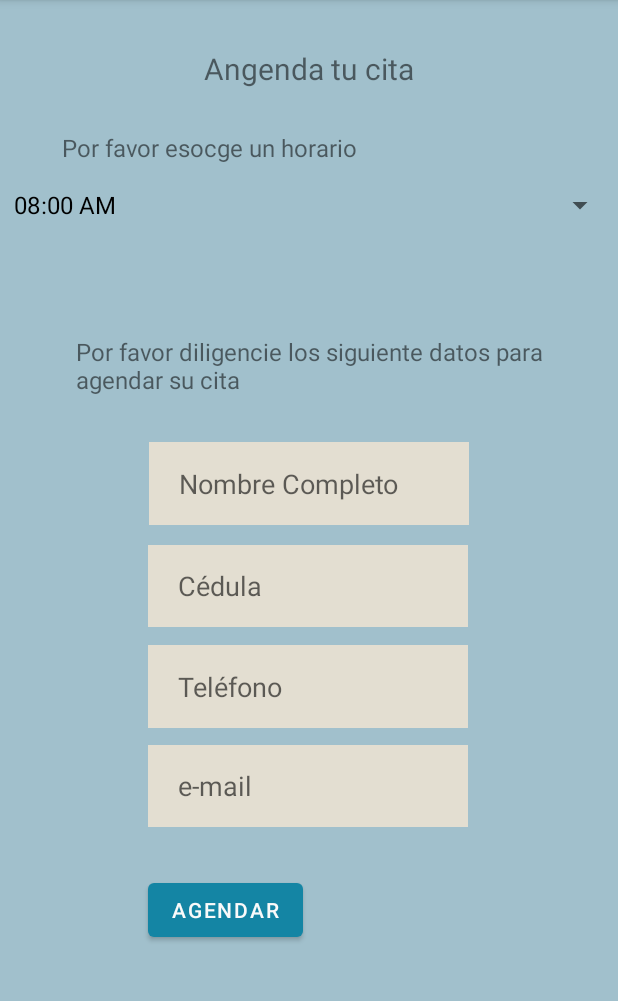
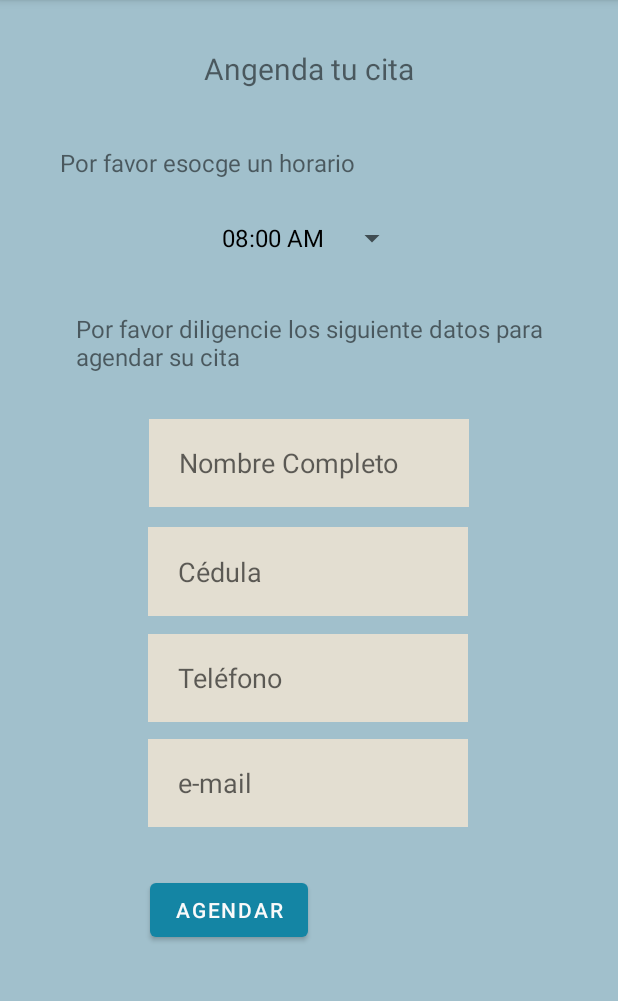
Before and after one commit to ElianaCepeda/SinFilas, an Android app: the AsignarCita screen opened directly, with no data from a screen before it, on a phone screen of 412 x 824 dp, the part 84-1085 px from its top. Run offline under Robolectric (Android 15) with nearby library versions, the phone set to English and light mode, and no system bars.

Commit message:
spinner asignar cita

```diff
--- a/app/src/main/res/layout/activity_asignar_cita.xml
+++ b/app/src/main/res/layout/activity_asignar_cita.xml
@@ -67,11 +67,14 @@
 
   <Spinner
       android:id="@+id/spinner_horarios"
-      android:layout_width="0dp"
+      android:layout_width="wrap_content"
       android:layout_height="0dp"
       android:layout_marginStart="1dp"
+      android:layout_marginTop="20dp"
       android:layout_marginEnd="1dp"
-      android:layout_marginBottom="59dp"
+      android:scrollbarSize="6dp"
+      app:flow_verticalAlign="center"
+      app:flow_verticalStyle="packed"
       app:layout_constraintBottom_toTopOf="@+id/textView4"
       app:layout_constraintEnd_toEndOf="parent"
       app:layout_constraintStart_toStartOf="parent"
@@ -81,6 +84,7 @@
       android:id="@+id/textView4"
       android:layout_width="311dp"
       android:layout_height="55dp"
+      android:layout_marginTop="20dp"
       android:layout_marginBottom="16dp"
       android:editable="false"
       android:maxLines="2"
@@ -94,12 +98,14 @@
 
   <Button
       android:id="@+id/btAgendar"
-      android:layout_width="wrap_content"
+      android:layout_width="105dp"
       android:layout_height="wrap_content"
+      android:layout_marginEnd="206dp"
       android:layout_marginBottom="137dp"
       android:onClick="miscitas"
       android:text="Agendar"
       app:layout_constraintBottom_toBottomOf="parent"
+      app:layout_constraintEnd_toEndOf="parent"
       app:layout_constraintStart_toStartOf="@+id/etEmailAC"
       app:layout_constraintTop_toBottomOf="@+id/etEmailAC" />
 
@@ -118,12 +124,15 @@
 
   <TextView
       android:id="@+id/textView6"
-      android:layout_width="wrap_content"
+      android:layout_width="match_parent"
       android:layout_height="wrap_content"
       android:layout_marginStart="40dp"
       android:layout_marginTop="28dp"
+      android:layout_marginEnd="40dp"
       android:text="Por favor esocge un horario"
       android:textSize="16sp"
+      app:layout_constraintBottom_toTopOf="@+id/spinner_horarios"
+      app:layout_constraintEnd_toEndOf="parent"
       app:layout_constraintStart_toStartOf="@+id/spinner_horarios"
       app:layout_constraintTop_toBottomOf="@+id/textView5" />
 </androidx.constraintlayout.widget.ConstraintLayout>
```
